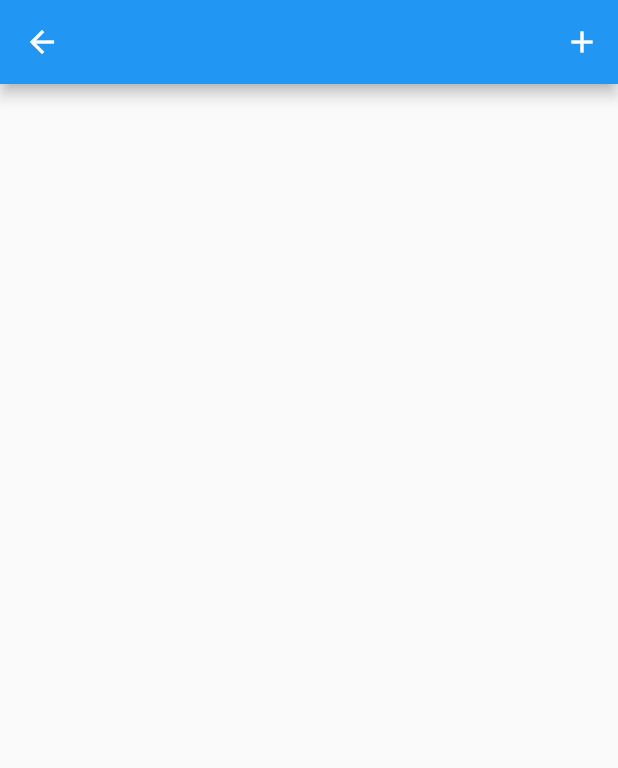
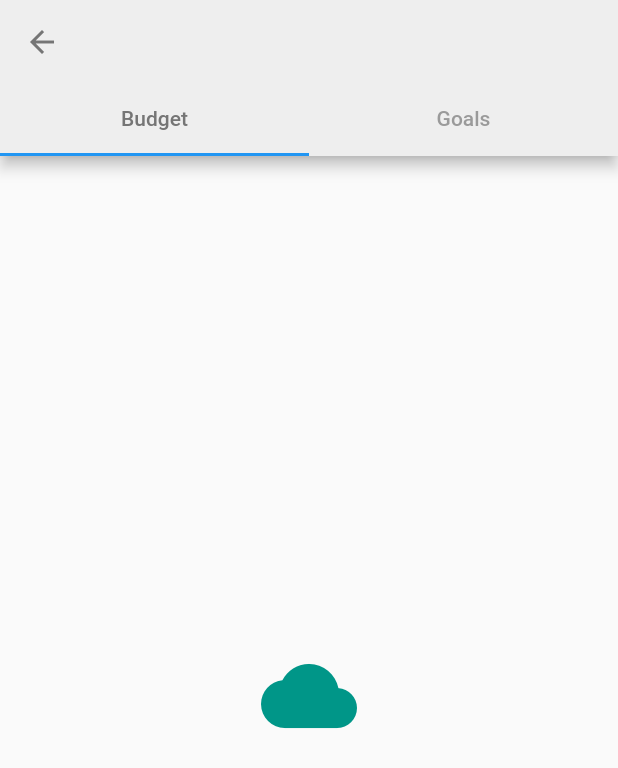
Before and after one commit to foivz/24sata-hackathon-2022-repo2-code-monkeys-1, a Flutter app: the BudgetScreen screen opened directly, on a phone screen of 412 x 824 dp. Shown: the top 768 px of the screen. Run offline on Flutter 3.47's test engine with Material 2 defaults, Android fonts, the phone set to English and light mode, and no system bars; our stand-ins replace cloud_firestore, decimal, firebase_auth, firebase_core, flutter_signin_button, google_fonts and 2 more; accounts and stored records are empty.

Commit message:
Budget screen

```diff
--- a/lib/pages/budget_screen.dart
+++ b/lib/pages/budget_screen.dart
@@ -1,22 +1,52 @@
 import 'package:flutter/material.dart';
 
 class BudgetScreen extends StatefulWidget {
-  const BudgetScreen({ Key? key }) : super(key: key);
+  const BudgetScreen({Key? key}) : super(key: key);
 
   @override
   State<BudgetScreen> createState() => _BudgetScreenState();
 }
 
-class _BudgetScreenState extends State<BudgetScreen> {
+class _BudgetScreenState extends State<BudgetScreen>
+    with SingleTickerProviderStateMixin {
+  late TabController _tabController;
+
+  @override
+  void initState() {
+    super.initState();
+    _tabController = TabController(
+      length: _kTabPages.length,
+      vsync: this,
+    );
+  }
+
+  @override
+  void dispose() {
+    _tabController.dispose();
+    super.dispose();
+  }
+
+  final _kTabPages = <Widget>[
+    const Center(child: Icon(Icons.cloud, size: 64.0, color: Colors.teal)),
+    const Center(child: Icon(Icons.alarm, size: 64.0, color: Colors.cyan)),
+  ];
+  final _kTabs = <Tab>[
+    const Tab(text: 'Budget'),
+    const Tab(text: 'Goals'),
+  ];
+
   @override
   Widget build(BuildContext context) {
     return Scaffold(
-      appBar: AppBar(
-        actions: <Widget>[
-          IconButton(
-            onPressed: () {}, icon: Icon(Icons.add))
-        ],
-      ),
-    );
+        appBar: AppBar(
+          backgroundColor: Colors.grey[200],
+          foregroundColor: Colors.grey[600],
+          bottom: TabBar(
+            labelColor: Colors.grey[600],
+            tabs: _kTabs,
+            controller: _tabController,
+          ),
+        ),
+        body: TabBarView(controller: _tabController, children: _kTabPages));
   }
 }
```
